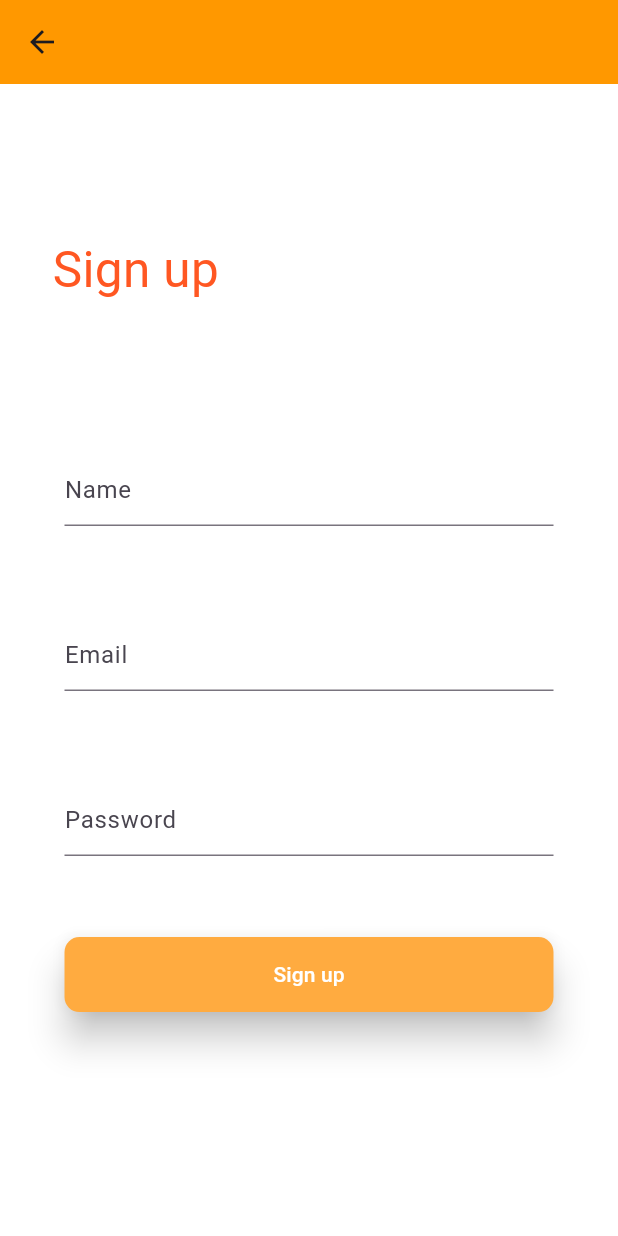
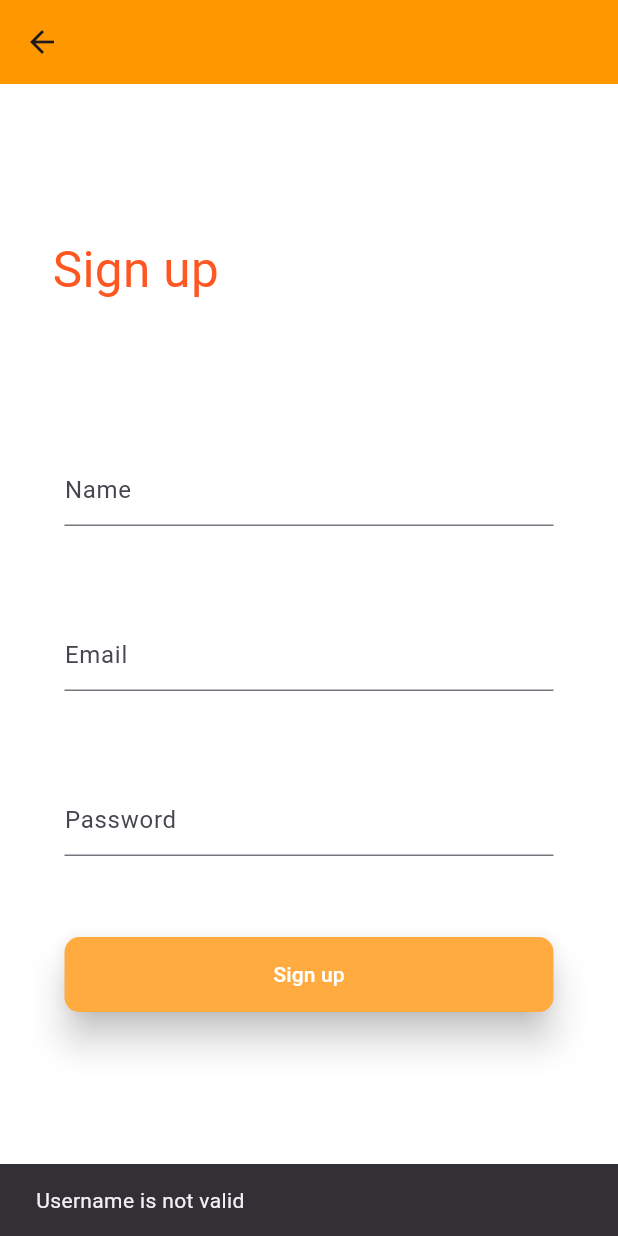
Before and after one commit to NazimRaianKhan/Hotel-Khujo, a Flutter app: the Register screen opened directly, after a tap on "Sign up", on a phone screen of 412 x 824 dp. Run offline on Flutter 3.47's test engine with Material 3 defaults, Android fonts, the phone set to English and light mode, and no system bars; our stand-ins replace animated_splash_screen, firebase_auth, firebase_core, get, page_transition; accounts and stored records are empty; generated files the repository leaves out were written again; network calls fail.

Commit message:
Sign up Authentication added and Updated profile

```diff
--- a/lib/Pages/profile.dart
+++ b/lib/Pages/profile.dart
@@ -4,7 +4,9 @@
 
 import 'package:flutter/material.dart';
 import 'package:get/get.dart';
+import 'package:hotel_khujo/LoginC.dart';
 import 'package:hotel_khujo/Pages/profileC.dart';
+import 'package:hotel_khujo/RegC.dart';
 
 // void main() => runApp(const MyApp());
 
@@ -102,7 +104,7 @@ class _ProfilePageState extends State<ProfilePage> {
             ),
 
             Text(
-              'Username',
+              a.displayName()!.toUpperCase(),
               style: TextStyle(
                 color: Colors.black,
                 fontSize: 25,
@@ -113,14 +115,14 @@ class _ProfilePageState extends State<ProfilePage> {
             // Use firebase to fill in the names and ids
 
             Text(
-              'Name',
+              'Name: ${a.displayName()}',
               style: TextStyle(
                 color: Colors.black,
                 fontSize: 15,
               ),
             ),
             Text(
-              'Email',
+              'Email: ${Get.find<LoginC>().mail.text}',
               style: TextStyle(
                 color: Colors.black,
                 fontSize: 15,
--- a/lib/Pages/profileC.dart
+++ b/lib/Pages/profileC.dart
@@ -1,3 +1,4 @@
+import 'package:firebase_auth/firebase_auth.dart';
 import 'package:flutter/material.dart';
 import 'package:get/get.dart';
 import 'package:hotel_khujo/MyHomePage.dart';
@@ -16,4 +17,9 @@ class profileC extends GetxController{
     duration: Durations.long1,
   );
 
+  String? displayName(){
+    final user = FirebaseAuth.instance.currentUser;
+    return user?.displayName;
+  }
+
 }
--- a/lib/RegC.dart
+++ b/lib/RegC.dart
@@ -1,12 +1,62 @@
+import 'package:firebase_auth/firebase_auth.dart';
 import 'package:flutter/material.dart';
 import 'package:get/get.dart';
 import 'package:hotel_khujo/Login.dart';
 
 class RegC extends GetxController{
+  TextEditingController mail=TextEditingController();
+  TextEditingController pass=TextEditingController();
+  TextEditingController name=TextEditingController();
+
   regMessageShow() => print('Pressed sign up');
   getToLoginPage() => Get.offAll(
-    const Login(),
+      ()=>const Login(),
     transition: Transition.rightToLeft,
     duration: Durations.extralong1,
   );
+
+  void updateName() async{
+    final user = FirebaseAuth.instance.currentUser;
+    await user?.updateDisplayName(name.text.toString());
+    print('Name is updated');
+
+  }
+
+
+  void signUp(BuildContext context) async {
+    if(name.text.isEmpty){
+      ScaffoldMessenger.of(context).showSnackBar(
+          const SnackBar(
+            content: Text('Username is not valid'),
+          ));
+    }
+    try {
+      final credential = await FirebaseAuth.instance
+          .createUserWithEmailAndPassword(
+        email: mail.text,
+        password: pass.text,
+      );
+      updateName();
+      getToLoginPage();
+    } on FirebaseAuthException catch (e) {
+      if (e.code == 'weak-password') {
+        ScaffoldMessenger.of(context).showSnackBar(
+            const SnackBar(
+              content: Text(
+                  'The password is too weak. Use more than 6 characters'),
+            ));
+      } else if (e.code == 'email-already-in-use') {
+        ScaffoldMessenger.of(context).showSnackBar(
+            const SnackBar(
+              content: Text('Email is already in use'),
+            ));
+      } else {
+        ScaffoldMessenger.of(context).showSnackBar(
+            const SnackBar(
+              content: Text('The email address is badly formated.'),
+            ));
+      }
+    }
+  }
+
 }
--- a/lib/reg.dart
+++ b/lib/reg.dart
@@ -47,6 +47,7 @@ class _RegisterState extends State<Register> {
                   Padding(
                     padding: const EdgeInsets.symmetric(horizontal: 8, vertical: 16),
                     child: TextFormField(
+                      controller: Get.find<RegC>().name,
                       decoration: const InputDecoration(
                         hintText: 'Name',
                         border: UnderlineInputBorder(),
@@ -59,19 +60,21 @@ class _RegisterState extends State<Register> {
                   Padding(
                     padding: const EdgeInsets.symmetric(horizontal: 8, vertical: 16),
                     child: TextFormField(
+                      controller: Get.find<RegC>().mail,
                       decoration: const InputDecoration(
                         hintText: 'Email',
                         border: UnderlineInputBorder(),
                       ),
                     ),
                   ),
-                  SizedBox(
+                  const SizedBox(
                     height: 30,
                   ),
-                  const Padding(
-                    padding: EdgeInsets.symmetric(horizontal: 8, vertical: 16),
+                   Padding(
+                    padding: const EdgeInsets.symmetric(horizontal: 8, vertical: 16),
                     child: TextField(
-                      decoration: InputDecoration(
+                      controller: Get.find<RegC>().pass,
+                      decoration: const InputDecoration(
                         hintText: 'Password',
                         border: UnderlineInputBorder(),
                       ),
@@ -84,7 +87,8 @@ class _RegisterState extends State<Register> {
                   Padding(
                     padding: const EdgeInsets.all(8),
                     child: ElevatedButton(
-                      onPressed: () {
+                      onPressed: () async{
+                        Get.find<RegC>().signUp(context);
                       },
                       style: ElevatedButton.styleFrom(
                         elevation: 10,
```
